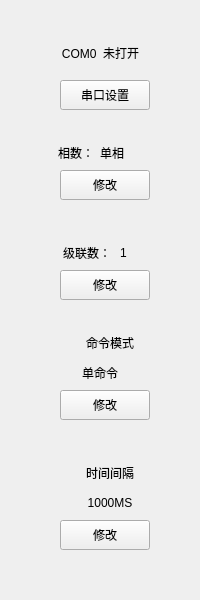
Old version of the form IDC_TestSystem/SI-PDU/toolbox/sisettingtoolwid.ui in the repository ChinaClever/IDC_TestSystem.
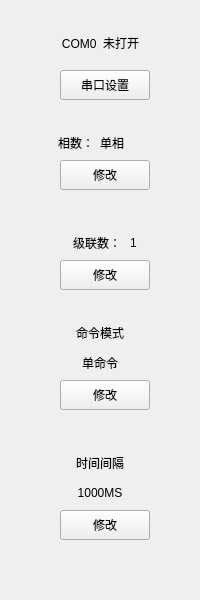
New version of the form.

What changed in the file:
```diff
--- a/IDC_TestSystem/SI-PDU/toolbox/sisettingtoolwid.ui
+++ b/IDC_TestSystem/SI-PDU/toolbox/sisettingtoolwid.ui
@@ -17,7 +17,7 @@
    <property name="geometry">
     <rect>
      <x>30</x>
-     <y>40</y>
+     <y>30</y>
      <width>141</width>
      <height>25</height>
     </rect>
@@ -33,7 +33,7 @@
    <property name="geometry">
     <rect>
      <x>60</x>
-     <y>80</y>
+     <y>70</y>
      <width>90</width>
      <height>30</height>
     </rect>
@@ -46,7 +46,7 @@
    <property name="geometry">
     <rect>
      <x>100</x>
-     <y>140</y>
+     <y>130</y>
      <width>54</width>
      <height>25</height>
     </rect>
@@ -59,7 +59,7 @@
    <property name="geometry">
     <rect>
      <x>40</x>
-     <y>140</y>
+     <y>130</y>
      <width>54</width>
      <height>25</height>
     </rect>
@@ -75,7 +75,7 @@
    <property name="geometry">
     <rect>
      <x>60</x>
-     <y>170</y>
+     <y>160</y>
      <width>90</width>
      <height>30</height>
     </rect>
@@ -87,8 +87,8 @@
   <widget class="QLabel" name="label_4">
    <property name="geometry">
     <rect>
-     <x>40</x>
-     <y>240</y>
+     <x>50</x>
+     <y>230</y>
      <width>71</width>
      <height>25</height>
     </rect>
@@ -103,8 +103,8 @@
   <widget class="QLabel" name="devNumLab">
    <property name="geometry">
     <rect>
-     <x>120</x>
-     <y>240</y>
+     <x>130</x>
+     <y>230</y>
      <width>41</width>
      <height>25</height>
     </rect>
@@ -117,7 +117,7 @@
    <property name="geometry">
     <rect>
      <x>60</x>
-     <y>270</y>
+     <y>260</y>
      <width>90</width>
      <height>30</height>
     </rect>
@@ -130,7 +130,7 @@
    <property name="geometry">
     <rect>
      <x>60</x>
-     <y>390</y>
+     <y>380</y>
      <width>90</width>
      <height>30</height>
     </rect>
@@ -142,8 +142,8 @@
   <widget class="QLabel" name="label_5">
    <property name="geometry">
     <rect>
-     <x>60</x>
-     <y>330</y>
+     <x>50</x>
+     <y>320</y>
      <width>100</width>
      <height>25</height>
     </rect>
@@ -159,7 +159,7 @@
    <property name="geometry">
     <rect>
      <x>50</x>
-     <y>360</y>
+     <y>350</y>
      <width>100</width>
      <height>25</height>
     </rect>
@@ -175,7 +175,7 @@
    <property name="geometry">
     <rect>
      <x>60</x>
-     <y>520</y>
+     <y>510</y>
      <width>90</width>
      <height>30</height>
     </rect>
@@ -187,8 +187,8 @@
   <widget class="QLabel" name="label_6">
    <property name="geometry">
     <rect>
-     <x>60</x>
-     <y>460</y>
+     <x>50</x>
+     <y>450</y>
      <width>100</width>
      <height>25</height>
     </rect>
@@ -203,8 +203,8 @@
   <widget class="QLabel" name="timeLab">
    <property name="geometry">
     <rect>
-     <x>60</x>
-     <y>490</y>
+     <x>50</x>
+     <y>480</y>
      <width>100</width>
      <height>25</height>
     </rect>
```
